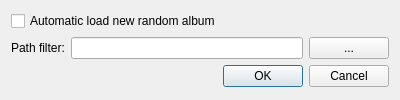
Old version of the form random-album/rasettings.ui in the repository apie/random-album.
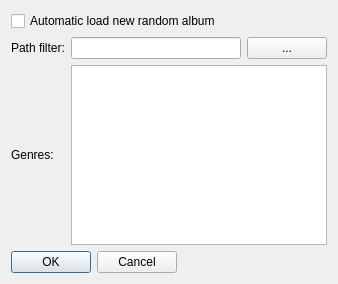
New version of the form.

Commit message:
Allow filtering by genre.
Apply patch from Ghislain Mary with a few modifications. Now it's
possible to filter the albums to be chosen by genre, by changing
the scripts configuration.

What changed in the file:
```diff
--- a/random-album/rasettings.ui
+++ b/random-album/rasettings.ui
@@ -6,46 +6,15 @@
    <rect>
     <x>0</x>
     <y>0</y>
-    <width>400</width>
-    <height>100</height>
+    <width>338</width>
+    <height>284</height>
    </rect>
   </property>
   <property name="windowTitle">
    <string>Dialog</string>
   </property>
-  <layout class="QGridLayout" name="gridLayout">
-   <item row="3" column="1" colspan="3">
-    <widget class="QDialogButtonBox" name="buttonBox">
-     <property name="orientation">
-      <enum>Qt::Horizontal</enum>
-     </property>
-     <property name="standardButtons">
-      <set>QDialogButtonBox::Cancel|QDialogButtonBox::Ok</set>
-     </property>
-    </widget>
-   </item>
-   <item row="1" column="1">
-    <widget class="QLabel" name="label">
-     <property name="text">
-      <string>Path filter:</string>
-     </property>
-    </widget>
-   </item>
-   <item row="1" column="2">
-    <widget class="QLineEdit" name="pathFilter">
-     <property name="toolTip">
-      <string>Limits albums to those whose path contains the filter string.</string>
-     </property>
-    </widget>
-   </item>
-   <item row="1" column="3">
-    <widget class="QPushButton" name="searchBtn">
-     <property name="text">
-      <string>...</string>
-     </property>
-    </widget>
-   </item>
-   <item row="0" column="1" colspan="3">
+  <layout class="QFormLayout" name="formLayout">
+   <item row="0" column="0">
     <widget class="QCheckBox" name="enableRA">
      <property name="toolTip">
       <string>If checked, a random album will be automatically loaded whenever the current playlist reaches its end.</string>
@@ -58,6 +27,58 @@
      </property>
     </widget>
    </item>
+   <item row="1" column="0">
+    <layout class="QGridLayout" name="gridLayout">
+     <item row="0" column="0">
+      <widget class="QLabel" name="pathFilterLabel">
+       <property name="text">
+        <string>Path filter:</string>
+       </property>
+      </widget>
+     </item>
+     <item row="0" column="1">
+      <widget class="QLineEdit" name="pathFilter">
+       <property name="toolTip">
+        <string>Limits albums to those whose path contains the filter string.</string>
+       </property>
+      </widget>
+     </item>
+     <item row="0" column="2">
+      <widget class="QPushButton" name="searchBtn">
+       <property name="text">
+        <string>...</string>
+       </property>
+      </widget>
+     </item>
+     <item row="1" column="0">
+      <widget class="QLabel" name="genresLabel">
+       <property name="text">
+        <string>Genres:</string>
+       </property>
+      </widget>
+     </item>
+     <item row="1" column="1" colspan="2">
+      <widget class="QListView" name="genresList">
+       <property name="editTriggers">
+        <set>QAbstractItemView::NoEditTriggers</set>
+       </property>
+       <property name="selectionMode">
+        <enum>QAbstractItemView::MultiSelection</enum>
+       </property>
+      </widget>
+     </item>
+    </layout>
+   </item>
+   <item row="2" column="0">
+    <widget class="QDialogButtonBox" name="buttonBox">
+     <property name="orientation">
+      <enum>Qt::Horizontal</enum>
+     </property>
+     <property name="standardButtons">
+      <set>QDialogButtonBox::Cancel|QDialogButtonBox::Ok</set>
+     </property>
+    </widget>
+   </item>
   </layout>
  </widget>
  <resources/>
```
Left out of the diff: 20 changed lines with no effect on the pictures. The commit also changes 1 other file.
